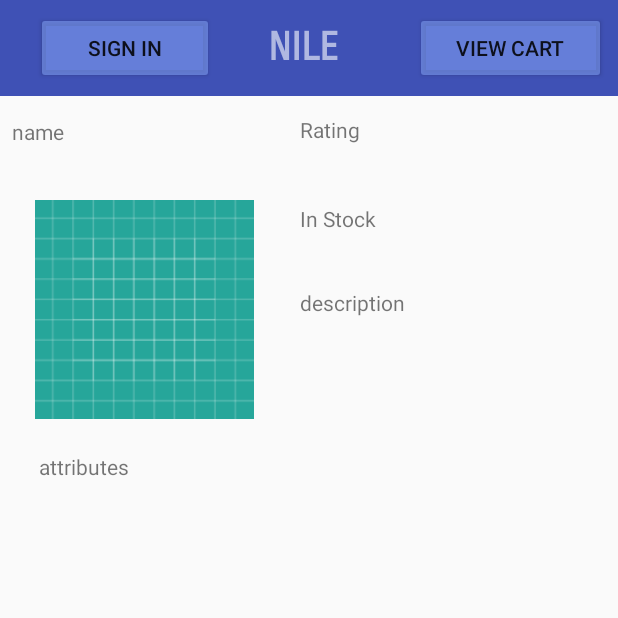
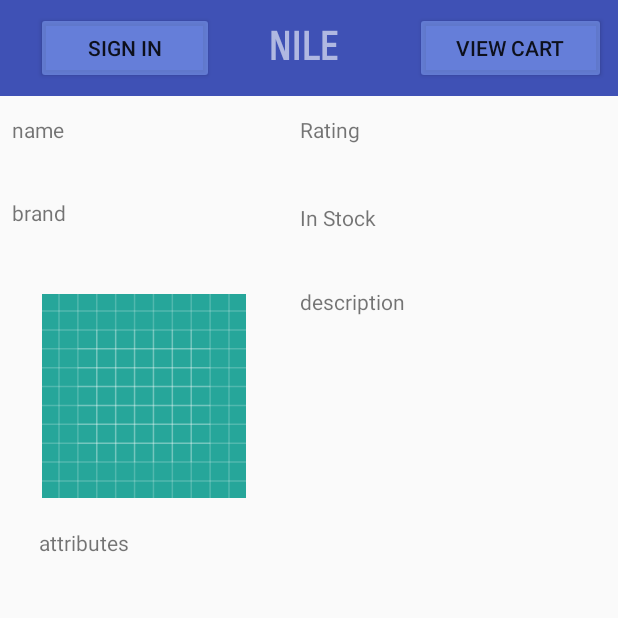
Before and after one commit to VedantiLadda/Nile_Android, an Android app: the ProductDetailsActivity screen opened directly, with no data from a screen before it, on a phone screen of 412 x 824 dp, the top half of it. Run offline under Robolectric (Android 15) with nearby library versions, the phone set to English and light mode, and no system bars; 1 statement that could not run was skipped.

Commit message:
commi-5 by vedanti

```diff
--- a/app/src/main/java/com/example/vedantiladda/ecommerce/IApiCall.java
+++ b/app/src/main/java/com/example/vedantiladda/ecommerce/IApiCall.java
@@ -9,7 +9,7 @@ import retrofit2.Call;
 import retrofit2.http.Path;
 
 public interface IApiCall {
-    @GET("/product/getAllCategories/getAll")
+    @GET("/category/getAll")
     Call<List<Category>> getAllCategories();
 
     @GET("/product/getProductDetailsById/{productId}")
--- a/app/src/main/java/com/example/vedantiladda/ecommerce/LaunchAdaptor.java
+++ b/app/src/main/java/com/example/vedantiladda/ecommerce/LaunchAdaptor.java
@@ -39,8 +39,8 @@ public class LaunchAdaptor extends RecyclerView.Adapter<LaunchAdaptor.CategoryHo
             @Override
             public void onClick(View view) {
                 Category category = categories.get(categoryHolder.getAdapterPosition());
-                String id=category.getCategoryId();
-                communicator.onClickTextView(id);
+                String name=category.getCategoryName();
+                communicator.onClickTextView(name);
             }
         });
     }
@@ -59,6 +59,6 @@ public class LaunchAdaptor extends RecyclerView.Adapter<LaunchAdaptor.CategoryHo
         }
     }
     public interface LaunchCommunicator {
-        public void onClickTextView(String id);
+        public void onClickTextView(String name);
     }
 }
--- a/app/src/main/java/com/example/vedantiladda/ecommerce/product/ProductDetailsActivity.java
+++ b/app/src/main/java/com/example/vedantiladda/ecommerce/product/ProductDetailsActivity.java
@@ -1,15 +1,103 @@
 package com.example.vedantiladda.ecommerce.product;
 
+import android.content.Intent;
 import android.support.v7.app.AppCompatActivity;
 import android.os.Bundle;
+import android.support.v7.widget.LinearLayoutManager;
+import android.support.v7.widget.RecyclerView;
+import android.widget.TextView;
+import android.widget.Toast;
 
+import com.example.vedantiladda.ecommerce.IApiCall;
+import com.example.vedantiladda.ecommerce.LaunchActivity;
 import com.example.vedantiladda.ecommerce.R;
+import com.example.vedantiladda.ecommerce.model.MerchantDTO;
+import com.example.vedantiladda.ecommerce.model.ProductDTO;
 
-public class ProductDetailsActivity extends AppCompatActivity {
+import java.util.ArrayList;
+import java.util.List;
+
+import okhttp3.OkHttpClient;
+import retrofit2.Call;
+import retrofit2.Callback;
+import retrofit2.Response;
+import retrofit2.Retrofit;
+import retrofit2.converter.gson.GsonConverterFactory;
+
+public class ProductDetailsActivity extends AppCompatActivity implements ProductDetailsAdaptor.MerchantCommunicator {
+    private RecyclerView mRecyclerView;
+    private RecyclerView.Adapter mAdapter;
+    private RecyclerView.LayoutManager mLayoutManager;
+    String productId;
+    private List<MerchantDTO> merchantList = new ArrayList<>();
+    private ProductDTO product = new ProductDTO();
+    OkHttpClient client = new OkHttpClient.Builder().build();
+    final Retrofit retrofit = new Retrofit.Builder()
+            .baseUrl("http://10.177.1.76:8080/employee/")
+            .addConverterFactory(GsonConverterFactory.create())
+            .client(client)
+            .build();
 
     @Override
     protected void onCreate(Bundle savedInstanceState) {
         super.onCreate(savedInstanceState);
         setContentView(R.layout.activity_product_details);
+        productId = getIntent().getExtras().getString("productId");
+        getProductDetails(productId);
+        mRecyclerView = (RecyclerView) findViewById(R.id.merchantRecycler);
+
+        // use this setting to improve performance if you know that changes
+        // in content do not change the layout size of the RecyclerView
+        mRecyclerView.setHasFixedSize(true);
+
+        // use a linear layout manager
+        mLayoutManager = new LinearLayoutManager(this);
+        mRecyclerView.setLayoutManager(mLayoutManager);
+
+        // specify an adapter (see also next example)
+        mAdapter = new ProductDetailsAdaptor(merchantList, ProductDetailsActivity.this);
+        mRecyclerView.setAdapter(mAdapter);
+
+        final TextView name = findViewById(R.id.name);
+        final TextView brand = findViewById(R.id.brand);
+        final TextView rating = findViewById(R.id.rating);
+        final TextView stock = findViewById(R.id.stock);
+        final TextView description = findViewById(R.id.description);
+        final TextView attributes = findViewById(R.id.attributes);
+
+
+
+
+
+    }
+
+    @Override
+    public void onClickTextView(String id) {
+//        Intent i = new Intent(ProductDetailsActivity.this, AddCartActivity.class);
+//        i.putExtra("productId", productId);
+//        i.putExtra("merchantId", id);
+//        startActivity(i);
+    }
+
+    public void getProductDetails(String id){
+        IApiCall iApiCall = retrofit.create(IApiCall.class);
+        final Call<ProductDTO> getAllCall = iApiCall.getProductDetails(id);
+        getAllCall.enqueue(new Callback<ProductDTO>() {
+            @Override
+            public void onResponse(Call<ProductDTO> call, Response<ProductDTO> response) {
+                product = response.body();
+                merchantList = product.getMerchants();
+                mAdapter.notifyDataSetChanged();
+                Toast.makeText(ProductDetailsActivity.this, "received", Toast.LENGTH_LONG).show();
+            }
+
+            @Override
+            public void onFailure(Call<ProductDTO> call, Throwable t) {
+                Toast.makeText(ProductDetailsActivity.this, "failed", Toast.LENGTH_LONG).show();
+
+            }
+
+        });
+
     }
 }
--- a/app/src/main/java/com/example/vedantiladda/ecommerce/product/ProductDetailsAdaptor.java
+++ b/app/src/main/java/com/example/vedantiladda/ecommerce/product/ProductDetailsAdaptor.java
@@ -1,4 +1,67 @@
 package com.example.vedantiladda.ecommerce.product;
 
-public class ProductDetailsAdaptor {
+import android.support.annotation.NonNull;
+import android.support.v7.widget.RecyclerView;
+import android.view.LayoutInflater;
+import android.view.View;
+import android.view.ViewGroup;
+import android.widget.TextView;
+
+import com.example.vedantiladda.ecommerce.R;
+import com.example.vedantiladda.ecommerce.model.MerchantDTO;
+import com.example.vedantiladda.ecommerce.model.ProductDTO;
+
+import java.util.List;
+import java.util.Map;
+
+public class ProductDetailsAdaptor extends RecyclerView.Adapter<ProductDetailsAdaptor.MerchantHolder> {
+
+    private List<MerchantDTO> merchants;
+    private ProductDetailsAdaptor.MerchantCommunicator communicator;
+
+    public ProductDetailsAdaptor(List<MerchantDTO> merchants, MerchantCommunicator communicator) {
+        this.merchants = merchants;
+    }
+
+    @NonNull
+    @Override
+    public ProductDetailsAdaptor.MerchantHolder onCreateViewHolder(@NonNull ViewGroup viewGroup, int i) {
+        View view = LayoutInflater.from(viewGroup.getContext())
+                .inflate(R.layout.merchant_holder, viewGroup,false);
+
+        return new ProductDetailsAdaptor.MerchantHolder(view);
+    }
+
+    @Override
+    public void onBindViewHolder(@NonNull ProductDetailsAdaptor.MerchantHolder merchantHolder, int i) {
+        final MerchantDTO merchant = merchants.get(i);
+        merchantHolder.price.setText(merchant.getPrice());
+        merchantHolder.merchant.setText(merchant.getName());
+        merchantHolder.merchant.setOnClickListener(new View.OnClickListener(){
+            @Override
+            public void onClick(View view) {
+                String id = merchant.getId();
+                communicator.onClickTextView(id);
+            }
+        });
+    }
+
+    @Override
+    public int getItemCount() {
+        return merchants.size();
+    }
+
+    public class MerchantHolder extends RecyclerView.ViewHolder{
+        public TextView merchant, price;
+        public MerchantHolder(@NonNull View itemView){
+            super(itemView);
+            merchant = itemView.findViewById(R.id.merchantname);
+            price = itemView.findViewById(R.id.merchantprice);
+
+        }
+    }
+
+    public interface MerchantCommunicator{
+        void onClickTextView(String id);
+    }
 }
--- a/app/src/main/res/layout/activity_launch.xml
+++ b/app/src/main/res/layout/activity_launch.xml
@@ -33,9 +33,10 @@
 
     <EditText
         android:id="@+id/editText"
-        android:layout_width="300dp"
+        android:layout_width="270dp"
         android:layout_height="0dp"
         android:layout_marginBottom="8dp"
+        android:layout_marginEnd="8dp"
         android:layout_marginStart="8dp"
         android:layout_marginTop="8dp"
         android:contentDescription="Search"
@@ -43,6 +44,7 @@
         android:hint="Search"
         android:inputType="text|textPersonName"
         app:layout_constraintBottom_toTopOf="@+id/guideline4"
+        app:layout_constraintEnd_toStartOf="@+id/imageButton4"
         app:layout_constraintStart_toStartOf="parent"
         app:layout_constraintTop_toBottomOf="@+id/include" />
 
--- a/app/src/main/res/layout/activity_product_details.xml
+++ b/app/src/main/res/layout/activity_product_details.xml
@@ -22,7 +22,7 @@
         android:orientation="horizontal"
         app:layout_constraintBottom_toBottomOf="parent"
         app:layout_constraintEnd_toEndOf="parent"
-        app:layout_constraintGuide_begin="386dp"
+        app:layout_constraintGuide_begin="436dp"
         app:layout_constraintStart_toStartOf="parent"
         app:layout_constraintTop_toTopOf="parent" />
 
@@ -40,13 +40,13 @@
     <TextView
         android:id="@+id/name"
         android:layout_width="0dp"
-        android:layout_height="34dp"
+        android:layout_height="35dp"
         android:layout_marginBottom="8dp"
         android:layout_marginEnd="8dp"
         android:layout_marginStart="8dp"
         android:layout_marginTop="8dp"
         android:text="name"
-        app:layout_constraintBottom_toTopOf="@+id/productImage"
+        app:layout_constraintBottom_toTopOf="@+id/brand"
         app:layout_constraintEnd_toStartOf="@+id/guideline3"
         app:layout_constraintStart_toStartOf="parent"
         app:layout_constraintTop_toBottomOf="@+id/include" />
@@ -54,7 +54,7 @@
     <ImageView
         android:id="@+id/productImage"
         android:layout_width="173dp"
-        android:layout_height="146dp"
+        android:layout_height="136dp"
         android:layout_marginBottom="8dp"
         android:layout_marginEnd="8dp"
         android:layout_marginStart="8dp"
@@ -62,7 +62,7 @@
         app:layout_constraintBottom_toTopOf="@+id/attributes"
         app:layout_constraintEnd_toStartOf="@+id/guideline3"
         app:layout_constraintStart_toStartOf="parent"
-        app:layout_constraintTop_toBottomOf="@+id/name"
+        app:layout_constraintTop_toBottomOf="@+id/brand"
         app:srcCompat="@drawable/ic_launcher_background" />
 
     <TextView
@@ -78,19 +78,6 @@
         app:layout_constraintEnd_toEndOf="parent"
         app:layout_constraintStart_toStartOf="parent"
         app:layout_constraintTop_toBottomOf="@+id/productImage" />
-
-    <android.support.v7.widget.RecyclerView
-        android:id="@+id/merchantRecycler"
-        android:layout_width="0dp"
-        android:layout_height="0dp"
-        android:layout_marginBottom="8dp"
-        android:layout_marginEnd="8dp"
-        android:layout_marginStart="8dp"
-        android:layout_marginTop="8dp"
-        app:layout_constraintBottom_toBottomOf="parent"
-        app:layout_constraintEnd_toEndOf="parent"
-        app:layout_constraintStart_toStartOf="parent"
-        app:layout_constraintTop_toBottomOf="@+id/guideline" />
 
     <TextView
         android:id="@+id/ratinglabel"
@@ -109,7 +96,7 @@
     <TextView
         android:id="@+id/rating"
         android:layout_width="0dp"
-        android:layout_height="48dp"
+        android:layout_height="47dp"
         android:layout_marginBottom="8dp"
         android:layout_marginEnd="8dp"
         android:layout_marginStart="8dp"
@@ -136,7 +123,7 @@
     <TextView
         android:id="@+id/description"
         android:layout_width="0dp"
-        android:layout_height="96dp"
+        android:layout_height="148dp"
         android:layout_marginBottom="8dp"
         android:layout_marginEnd="8dp"
         android:layout_marginStart="8dp"
@@ -145,7 +132,36 @@
         app:layout_constraintBottom_toTopOf="@+id/attributes"
         app:layout_constraintEnd_toEndOf="parent"
         app:layout_constraintStart_toEndOf="@+id/guideline3"
-        app:layout_constraintTop_toBottomOf="@+id/stock" /><![CDATA[
+        app:layout_constraintTop_toBottomOf="@+id/stock" />
+
+    <TextView
+        android:id="@+id/brand"
+        android:layout_width="0dp"
+        android:layout_height="43dp"
+        android:layout_marginBottom="8dp"
+        android:layout_marginEnd="8dp"
+        android:layout_marginStart="8dp"
+        android:layout_marginTop="8dp"
+        android:text="brand"
+        app:layout_constraintBottom_toTopOf="@+id/productImage"
+        app:layout_constraintEnd_toStartOf="@+id/guideline3"
+        app:layout_constraintStart_toStartOf="parent"
+        app:layout_constraintTop_toBottomOf="@+id/name" />
+
+    <android.support.v7.widget.RecyclerView
+        android:id="@+id/merchantRecycler"
+        android:layout_width="0dp"
+        android:layout_height="164dp"
+        android:layout_marginBottom="8dp"
+        android:layout_marginEnd="8dp"
+        android:layout_marginStart="8dp"
+        android:layout_marginTop="8dp"
+        app:layout_constraintBottom_toBottomOf="parent"
+        app:layout_constraintEnd_toEndOf="parent"
+        app:layout_constraintHorizontal_bias="0.0"
+        app:layout_constraintStart_toStartOf="parent"
+        app:layout_constraintTop_toBottomOf="@+id/guideline"
+        app:layout_constraintVertical_bias="0.0" /><![CDATA[
 
 
 
```
Also changed, not shown: app/src/main/java/com/example/vedantiladda/ecommerce/LaunchActivity.java (+41 -41 lines), app/src/main/java/com/example/vedantiladda/ecommerce/model/MerchantDTO.java (+36 -0 lines), app/src/main/java/com/example/vedantiladda/ecommerce/model/ProductDTO.java (+59 -26 lines), app/src/main/java/com/example/vedantiladda/ecommerce/product/ProductListActivity.java (+80 -72 lines), app/src/main/java/com/example/vedantiladda/ecommerce/product/ProductListAdaptor.java (+9 -3 lines), app/src/main/res/layout/merchant_holder.xml (+8 -5 lines).
